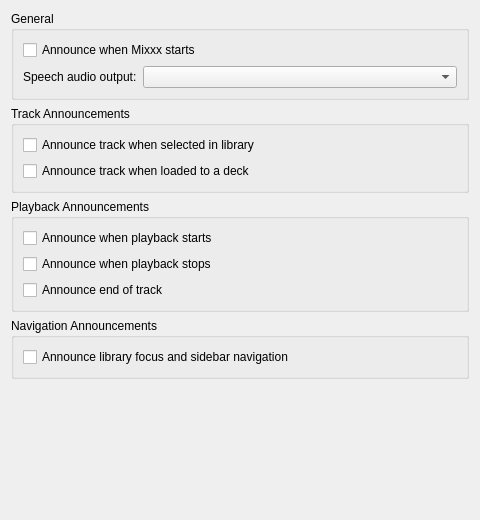
The window that src/preferences/dialog/dlgprefaccessibilitydlg.ui (XeTK/mixxx) describes before a commit, drawn with Qt 5.
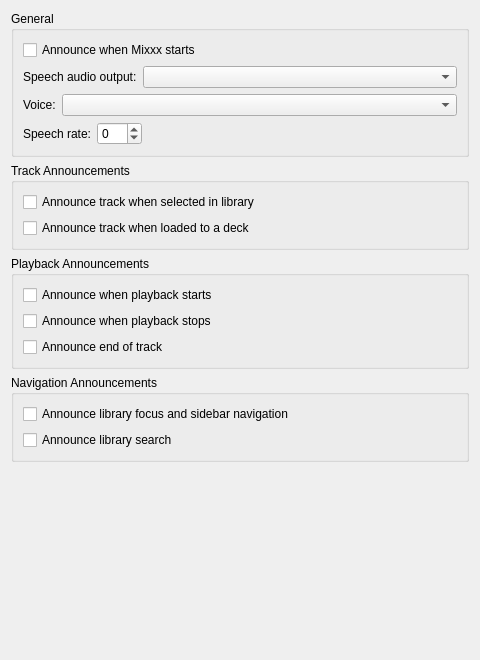
The same window after the commit.

Commit message: ﻿feat(accessibility): fix sidebar, key pronunciation, search, voice/rate prefs, and focus-restore suppression

```diff
--- a/src/preferences/dialog/dlgprefaccessibilitydlg.ui
+++ b/src/preferences/dialog/dlgprefaccessibilitydlg.ui
@@ -7,7 +7,7 @@
     <x>0</x>
     <y>0</y>
     <width>480</width>
-    <height>520</height>
+    <height>660</height>
    </rect>
   </property>
   <property name="windowTitle">
@@ -57,6 +57,76 @@
         </item>
        </layout>
       </item>
+      <item>
+       <layout class="QHBoxLayout" name="horizontalLayoutVoice">
+        <item>
+         <widget class="QLabel" name="labelVoice">
+          <property name="text">
+           <string>Voice:</string>
+          </property>
+          <property name="toolTip">
+           <string>Text-to-speech voice used for announcements.</string>
+          </property>
+         </widget>
+        </item>
+        <item>
+         <widget class="QComboBox" name="comboBoxTtsVoice">
+          <property name="toolTip">
+           <string>Text-to-speech voice used for announcements.</string>
+          </property>
+          <property name="sizePolicy">
+           <sizepolicy hsizetype="Expanding" vsizetype="Fixed">
+            <horstretch>1</horstretch>
+            <verstretch>0</verstretch>
+           </sizepolicy>
+          </property>
+         </widget>
+        </item>
+       </layout>
+      </item>
+      <item>
+       <layout class="QHBoxLayout" name="horizontalLayoutRate">
+        <item>
+         <widget class="QLabel" name="labelRate">
+          <property name="text">
+           <string>Speech rate:</string>
+          </property>
+          <property name="toolTip">
+           <string>Speed of speech, from -10 (slowest) to 10 (fastest). 0 is the normal system rate.</string>
+          </property>
+         </widget>
+        </item>
+        <item>
+         <widget class="QSpinBox" name="spinBoxTtsRate">
+          <property name="toolTip">
+           <string>Speed of speech, from -10 (slowest) to 10 (fastest). 0 is the normal system rate.</string>
+          </property>
+          <property name="minimum">
+           <number>-10</number>
+          </property>
+          <property name="maximum">
+           <number>10</number>
+          </property>
+          <property name="value">
+           <number>0</number>
+          </property>
+         </widget>
+        </item>
+        <item>
+         <spacer name="horizontalSpacerRate">
+          <property name="orientation">
+           <enum>Qt::Horizontal</enum>
+          </property>
+          <property name="sizeHint" stdset="0">
+           <size>
+            <width>40</width>
+            <height>20</height>
+           </size>
+          </property>
+         </spacer>
+        </item>
+       </layout>
+      </item>
      </layout>
     </widget>
    </item>
@@ -144,6 +214,16 @@
         </property>
        </widget>
       </item>
+      <item>
+       <widget class="QCheckBox" name="checkBoxAnnounceSearch">
+        <property name="toolTip">
+         <string>Speak the current search query after a short pause while typing.</string>
+        </property>
+        <property name="text">
+         <string>Announce library search</string>
+        </property>
+       </widget>
+      </item>
      </layout>
     </widget>
    </item>
```
Left out of the diff: 2 changed lines with no effect on the pictures. The commit also changes 9 other files.
